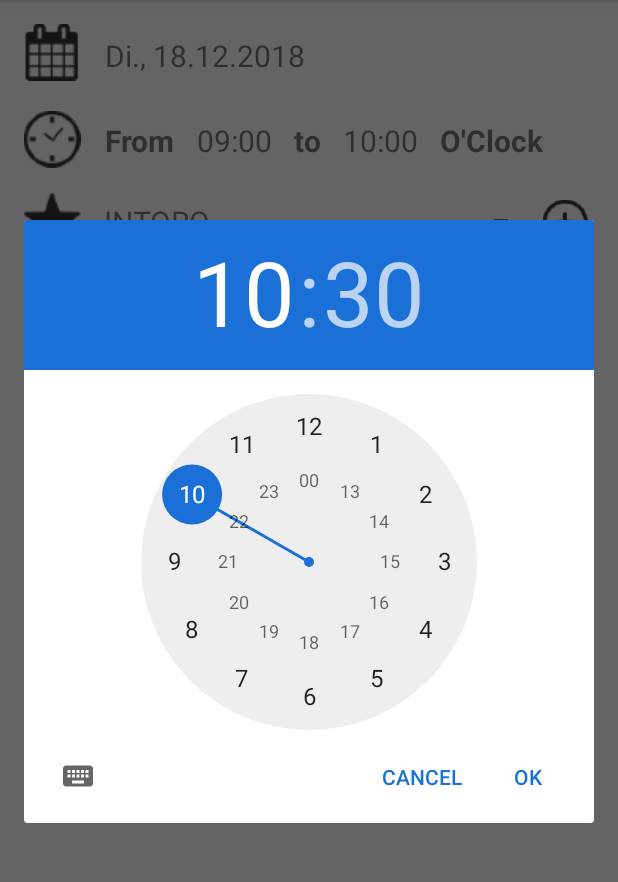
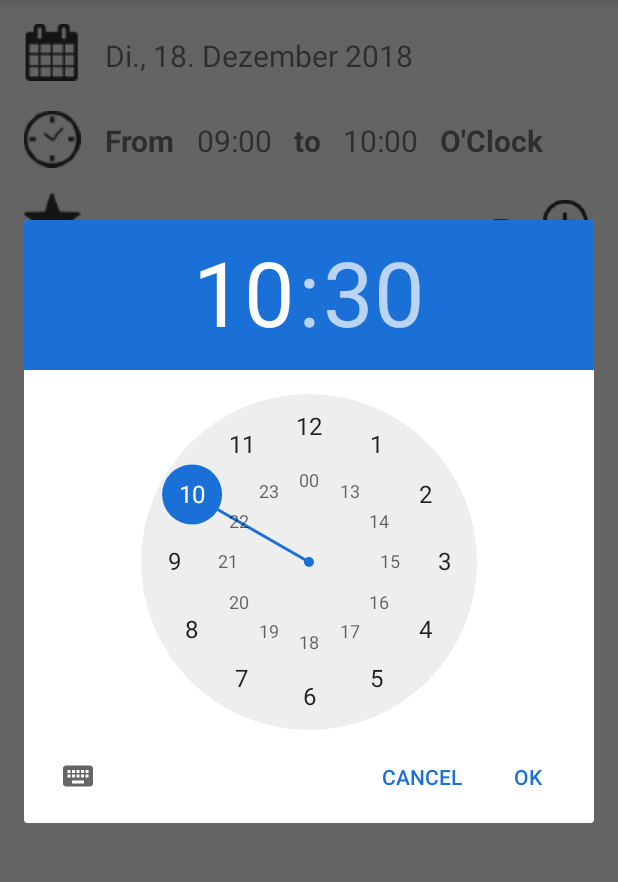
Before and after one commit to Nighty42/Time_Tracker, an Android app: the screen it shows after launch (MainActivity), after a tap on "10:00", on a phone screen of 412 x 824 dp, the part 96-978 px from its top. Run offline under Robolectric (Android 15) with nearby library versions, the phone set to English and light mode, and no system bars.

Commit message:
- Code Structuring - Time Choosing - Project Creation - Read and write File from Internal Space

```diff
--- a/app/src/main/java/com/zeiterfassung/MainActivity.java
+++ b/app/src/main/java/com/zeiterfassung/MainActivity.java
@@ -1,45 +1,34 @@
 package com.zeiterfassung;
 
-import android.app.DatePickerDialog;
-import android.app.Dialog;
-import android.app.TimePickerDialog;
+import android.annotation.SuppressLint;
+import android.content.Context;
+import android.os.Bundle;
 import android.os.Handler;
-import android.support.v4.app.DialogFragment;
+import android.support.v4.app.FragmentPagerAdapter;
+import android.support.v4.view.ViewPager;
 import android.support.v7.app.AppCompatActivity;
 import android.support.v7.widget.Toolbar;
-
-import android.support.v4.app.Fragment;
-import android.support.v4.app.FragmentManager;
-import android.support.v4.app.FragmentPagerAdapter;
-import android.support.v4.view.ViewPager;
-import android.os.Bundle;
+import android.view.Gravity;
 import android.view.LayoutInflater;
 import android.view.Menu;
 import android.view.View;
-import android.view.ViewGroup;
-
-import android.widget.ArrayAdapter;
-import android.widget.DatePicker;
-import android.widget.ImageButton;
-import android.widget.Spinner;
-import android.widget.TextView;
-import android.widget.TimePicker;
+import android.widget.PopupWindow;
 import android.widget.Toast;
 
-import org.w3c.dom.Text;
+import com.zeiterfassung.com.zeiterfassung.fragment.DatePickerFragment;
+import com.zeiterfassung.com.zeiterfassung.fragment.SectionsPagerAdapter;
+import com.zeiterfassung.com.zeiterfassung.fragment.TimePickerFragment;
+import com.zeiterfassung.com.zeiterfassung.manager.DimAmountManager;
+import com.zeiterfassung.com.zeiterfassung.manager.FileManager;
 
 import java.text.DateFormat;
 import java.text.SimpleDateFormat;
-import java.util.Calendar;
-import java.util.Date;
-import java.util.GregorianCalendar;
 import java.util.Locale;
 
-public class MainActivity extends AppCompatActivity implements DatePickerDialog.OnDateSetListener,
-                                                               TimePickerDialog.OnTimeSetListener
-{
-    static final DateFormat dateFormat = new SimpleDateFormat("EE, dd.MM.yyyy", Locale.GERMANY);
-    static final DateFormat timeFormat = new SimpleDateFormat("HH:mm", Locale.GERMANY);
+public class MainActivity extends AppCompatActivity {
+    public static final DateFormat dateFormat = new SimpleDateFormat("EE, dd. MMMM yyyy", Locale.GERMANY);
+    public static final DateFormat timeFormat = new SimpleDateFormat("HH:mm", Locale.GERMANY);
+
     boolean doubleBackToExitPressedOnce = false;
 
     /**
@@ -62,7 +51,7 @@ public class MainActivity extends AppCompatActivity implements DatePickerDialog.
         super.onCreate(savedInstanceState);
         setContentView(R.layout.activity_main);
 
-        Toolbar toolbar = (Toolbar) findViewById(R.id.toolbar);
+        Toolbar toolbar = findViewById(R.id.toolbar);
         setSupportActionBar(toolbar);
 
         // Create the adapter that will return a fragment for each of the three
@@ -70,8 +59,11 @@ public class MainActivity extends AppCompatActivity implements DatePickerDialog.
         mSectionsPagerAdapter = new SectionsPagerAdapter(getSupportFragmentManager());
 
         // Set up the ViewPager with the sections adapter.
-        mViewPager = (ViewPager) findViewById(R.id.container);
+        mViewPager = findViewById(R.id.container);
         mViewPager.setAdapter(mSectionsPagerAdapter);
+
+        FileManager.read(this);
+        FileManager.write(this);
     }
 
     @Override
@@ -81,139 +73,37 @@ public class MainActivity extends AppCompatActivity implements DatePickerDialog.
         return true;
     }
 
-    /**
-     * A placeholder fragment containing a simple view.
-     */
-    public static class PlaceholderFragment extends Fragment {
-        /**
-         * The fragment argument representing the section number for this
-         * fragment.
-         */
-        private static final String ARG_SECTION_NUMBER = "section_number";
-
-        public PlaceholderFragment() {
-        }
-
-        /**
-         * Returns a new instance of this fragment for the given section
-         * number.
-         */
-        public static PlaceholderFragment newInstance(int sectionNumber) {
-            PlaceholderFragment fragment = new PlaceholderFragment();
-            Bundle args = new Bundle();
-            args.putInt(ARG_SECTION_NUMBER, sectionNumber);
-            fragment.setArguments(args);
-            return fragment;
-        }
-
-        @Override
-        public View onCreateView(LayoutInflater inflater, ViewGroup container,
-                                 Bundle savedInstanceState) {
-            int resource = MainFragment.getResource(getArguments().getInt(ARG_SECTION_NUMBER));
-            return inflater.inflate(resource, container, false);
-        }
-
-        @Override
-        public void onViewCreated(View view, Bundle savedInstanceState){
-            TextView textView = getActivity().findViewById(R.id.inpDate);
-            textView.setText(dateFormat.format(new Date()));
-
-            TextView inpDate = getActivity().findViewById(R.id.inpDate);
-            inpDate.setOnClickListener(new View.OnClickListener() {
-                @Override
-                public void onClick(View v) {
-                    DatePickerFragment fragment = new DatePickerFragment();
-                    fragment.show(getActivity().getSupportFragmentManager(), "date");
-                }
-            });
-
-            // TODO: Differentiate caller
-
-            TextView inpFromTime = getActivity().findViewById(R.id.inpFromTime);
-            inpFromTime.setOnClickListener(new View.OnClickListener() {
-                @Override
-                public void onClick(View v) {
-                    TimePickerFragment fragment = new TimePickerFragment();
-                    fragment.show(getActivity().getSupportFragmentManager(), "time");
-                }
-            });
-
-            TextView inpToTime = getActivity().findViewById(R.id.inpToTime);
-            inpToTime.setOnClickListener(new View.OnClickListener() {
-                @Override
-                public void onClick(View v) {
-                    TimePickerFragment fragment = new TimePickerFragment();
-                    fragment.show(getActivity().getSupportFragmentManager(), "time");
-                }
-            });
-
-            // Get reference of widgets from XML layout
-            Spinner spinner = (Spinner) getActivity().findViewById(R.id.spnProject);
-
-            // Initializing a String Array
-            String[] projects = new String[]{
-                    "INTORQ",
-                    "Ford",
-                    "Mennekes",
-                    "MFS-Standard"
-            };
-
-            // Initializing an ArrayAdapter
-            ArrayAdapter<String> spinnerArrayAdapter = new ArrayAdapter<String>(
-                    getActivity(), R.layout.spinner_item, projects
-            );
-            spinnerArrayAdapter.setDropDownViewResource(R.layout.spinner_item);
-            spinner.setAdapter(spinnerArrayAdapter);
-
-            getActivity().findViewById(R.id.btnAddProject).setOnClickListener(new View.OnClickListener() {
-                public void onClick(View v) {
-                    // TODO: PopUp with Input for new Project Name
-                }
-            });
-        }
+    public void onClickInpDate(View v) {
+        DatePickerFragment fragment = DatePickerFragment.newInstance(findViewById(R.id.inpDate).getId());
+        fragment.show(getSupportFragmentManager(), "date");
     }
 
-    /***********************************************************************************************
-     * DatePicker
-     **********************************************************************************************/
-
-    @Override
-    public void onDateSet(DatePicker view, int year, int month, int day) {
-        Calendar calendar = new GregorianCalendar(year, month, day);
-        Date date = calendar.getTime();
-        setDate(date);
+    public void onClickInpFromTime(View v) {
+        TimePickerFragment fragment = TimePickerFragment.newInstance(findViewById(R.id.inpFromTime).getId());
+        fragment.show(getSupportFragmentManager(), "timePicker");
     }
 
-    private void setDate(final Date date) {
-        ((TextView) findViewById(R.id.inpDate)).setText(dateFormat.format(date));
+    public void onClickInpToTime(View v) {
+        TimePickerFragment fragment = TimePickerFragment.newInstance(findViewById(R.id.inpToTime).getId());
+        fragment.show(getSupportFragmentManager(), "timePicker");
     }
 
-    /***********************************************************************************************
-     * TimePicker
-     **********************************************************************************************/
+    public void onClickBtnAddProjectPopUp(View view) {
+        LayoutInflater inflater = (LayoutInflater) MainActivity.this.getSystemService(Context.LAYOUT_INFLATER_SERVICE);
+        @SuppressLint("InflateParams") View popupView = inflater.inflate(R.layout.popup_add_project, null);
 
-    @Override
-    public void onTimeSet(TimePicker view, int hour, int minute) {
-        Calendar calendar = Calendar.getInstance();
-        calendar.set(Calendar.MINUTE, minute);
-        calendar.set(Calendar.HOUR_OF_DAY, hour);
-        setTime(view, calendar);
+        final PopupWindow popupWindow = new PopupWindow(popupView,
+                ViewPager.LayoutParams.WRAP_CONTENT, ViewPager.LayoutParams.WRAP_CONTENT, true);
+
+        popupWindow.setTouchable(true);
+        popupWindow.setOutsideTouchable(true);
+        popupWindow.showAtLocation(popupView, Gravity.CENTER, 0, 10);
+
+        DimAmountManager.dim(popupWindow);
     }
 
-    private void setTime(final View view, final Calendar calendar) {
-        TextView textView = findViewById(R.id.inpFromTime);
-
-        switch(view.getId())
-        {
-            case R.id.inpToTime:
-                textView = findViewById(R.id.inpToTime);
-                break;
-            default:
-                textView = findViewById(R.id.inpFromTime);
-                break;
-        }
-
-        textView.setText(timeFormat.format(calendar.getTime()));
+    public void onClickBtnAddProject(View v) {
+        v.getId();
     }
 
     /***********************************************************************************************
@@ -234,7 +124,7 @@ public class MainActivity extends AppCompatActivity implements DatePickerDialog.
 
             @Override
             public void run() {
-                doubleBackToExitPressedOnce=false;
+                doubleBackToExitPressedOnce = false;
             }
         }, 2000);
     }
--- a/app/src/main/java/com/zeiterfassung/TimePickerFragment.java
+++ /dev/null
@@ -1,19 +0,0 @@
-package com.zeiterfassung;
-
-import android.app.Dialog;
-import android.app.TimePickerDialog;
-import android.os.Bundle;
-import android.support.v4.app.DialogFragment;
-
-import java.util.Calendar;
-
-public class TimePickerFragment extends DialogFragment {
-    @Override
-    public Dialog onCreateDialog(Bundle savedInstanceState) {
-        int hour = DatePickerFragment.calendar.get(Calendar.HOUR_OF_DAY);
-        int minute = DatePickerFragment.calendar.get(Calendar.MINUTE);
-
-        return new TimePickerDialog(getActivity(), (TimePickerDialog.OnTimeSetListener)
-                getActivity(), hour, minute, true);
-    }
-}
--- a/app/src/main/java/com/zeiterfassung/MainFragment.java
+++ b/app/src/main/java/com/zeiterfassung/com/zeiterfassung/fragment/MainFragment.java
@@ -1,16 +1,18 @@
-package com.zeiterfassung;
+package com.zeiterfassung.com.zeiterfassung.fragment;
 
-public class MainFragment {
+import com.zeiterfassung.R;
+
+class MainFragment {
     private static final int count = 2;
 
-    public static int getCount()
+    static int getCount()
     {
         return count;
     }
 
-    public static int getResource(int section_number)
+    static int getResource(int section_number)
     {
-        int resource = 1;
+        int resource;
 
         switch(section_number)
         {
--- /dev/null
+++ b/app/src/main/java/com/zeiterfassung/com/zeiterfassung/fragment/PlaceholderFragment.java
@@ -0,0 +1,76 @@
+package com.zeiterfassung.com.zeiterfassung.fragment;
+
+import android.os.Bundle;
+import android.support.annotation.NonNull;
+import android.support.v4.app.Fragment;
+import android.view.LayoutInflater;
+import android.view.View;
+import android.view.ViewGroup;
+import android.widget.ArrayAdapter;
+import android.widget.Spinner;
+import android.widget.TextView;
+
+import com.zeiterfassung.MainActivity;
+import com.zeiterfassung.R;
+import com.zeiterfassung.com.zeiterfassung.model.Project;
+
+import java.util.Date;
+import java.util.Objects;
+
+public class PlaceholderFragment extends Fragment {
+    /**
+     * The fragment argument representing the section number for this
+     * fragment.
+     */
+    private static final String ARG_SECTION_NUMBER = "section_number";
+
+    public PlaceholderFragment() {
+    }
+
+    /**
+     * Returns a new instance of this fragment for the given section
+     * number.
+     */
+    public static PlaceholderFragment newInstance(int sectionNumber) {
+        PlaceholderFragment fragment = new PlaceholderFragment();
+        Bundle args = new Bundle();
+        args.putInt(ARG_SECTION_NUMBER, sectionNumber);
+        fragment.setArguments(args);
+        return fragment;
+    }
+
+    @Override
+    public View onCreateView(@NonNull LayoutInflater inflater, ViewGroup container,
+                             Bundle savedInstanceState) {
+        try {
+            int resource = 0;
+            if (getArguments() != null) {
+                resource = MainFragment.getResource(getArguments().getInt(ARG_SECTION_NUMBER));
+            }
+            return inflater.inflate(resource, container, false);
+        } catch (Exception e) {
+            e.printStackTrace();
+            return null;
+        }
+    }
+
+    @Override
+    public void onViewCreated(@NonNull View view, Bundle savedInstanceState) {
+        TextView textView;
+
+        try {
+            textView = Objects.requireNonNull(getActivity()).findViewById(R.id.inpDate);
+            textView.setText(MainActivity.dateFormat.format(new Date()));
+        } catch (Exception e) {
+            e.printStackTrace();
+        }
+
+        Spinner spinner = getActivity().findViewById(R.id.spnProject);
+
+        ArrayAdapter<String> spinnerArrayAdapter = new ArrayAdapter<>(
+                getActivity(), R.layout.spinner_item, Project.getList()
+        );
+        spinnerArrayAdapter.setDropDownViewResource(R.layout.spinner_item);
+        spinner.setAdapter(spinnerArrayAdapter);
+    }
+}
--- a/app/src/main/java/com/zeiterfassung/SectionsPagerAdapter.java
+++ b/app/src/main/java/com/zeiterfassung/com/zeiterfassung/fragment/SectionsPagerAdapter.java
@@ -1,4 +1,4 @@
-package com.zeiterfassung;
+package com.zeiterfassung.com.zeiterfassung.fragment;
 
 import android.support.v4.app.Fragment;
 import android.support.v4.app.FragmentManager;
@@ -13,7 +13,7 @@ public class SectionsPagerAdapter extends FragmentPagerAdapter {
     public Fragment getItem(int position) {
         // getItem is called to instantiate the fragment for the given page.
         // Return a PlaceholderFragment (defined as a static inner class below).
-        return MainActivity.PlaceholderFragment.newInstance(position + 1);
+        return PlaceholderFragment.newInstance(position + 1);
     }
 
     @Override
--- /dev/null
+++ b/app/src/main/java/com/zeiterfassung/com/zeiterfassung/fragment/TimePickerFragment.java
@@ -0,0 +1,74 @@
+package com.zeiterfassung.com.zeiterfassung.fragment;
+
+import android.app.Dialog;
+import android.app.TimePickerDialog;
+import android.os.Bundle;
+import android.support.annotation.NonNull;
+import android.support.v4.app.DialogFragment;
+import android.view.View;
+import android.widget.TextView;
+import android.widget.TimePicker;
+
+import com.zeiterfassung.MainActivity;
+import com.zeiterfassung.R;
+
+import java.util.Calendar;
+import java.util.Objects;
+
+public class TimePickerFragment extends DialogFragment implements TimePickerDialog.OnTimeSetListener {
+    private int mId;
+
+    public static TimePickerFragment newInstance(int id) {
+        Bundle args = new Bundle();
+        args.putInt("picker_id", id);
+        TimePickerFragment fragment = new TimePickerFragment();
+        fragment.setArguments(args);
+        return fragment;
+    }
+
+    @NonNull
+    @Override
+    public Dialog onCreateDialog(Bundle savedInstanceState) {
+        int hour = DatePickerFragment.calendar.get(Calendar.HOUR_OF_DAY);
+        int minute = DatePickerFragment.calendar.get(Calendar.MINUTE);
+
+        try {
+            if (getArguments() != null) {
+                mId = getArguments().getInt("picker_id");
+            }
+        } catch (Exception e) {
+            e.printStackTrace();
+
+            mId = R.id.inpFromTime;
+        }
+
+        return new TimePickerDialog(getActivity(), this, hour, minute, true);
+    }
+
+    @Override
+    public void onTimeSet(TimePicker view, int hour, int minute) {
+        Calendar calendar = Calendar.getInstance();
+        calendar.set(Calendar.MINUTE, minute);
+        calendar.set(Calendar.HOUR_OF_DAY, hour);
+        setTime(view, calendar);
+    }
+
+    private void setTime(final View view, final Calendar calendar) {
+        TextView textView;
+
+        try {
+            switch (mId) {
+                case R.id.inpToTime:
+                    textView = Objects.requireNonNull(getActivity()).findViewById(R.id.inpToTime);
+                    break;
+                default:
+                    textView = Objects.requireNonNull(getActivity()).findViewById(R.id.inpFromTime);
+                    break;
+            }
+
+            textView.setText(MainActivity.timeFormat.format(calendar.getTime()));
+        } catch (Exception e) {
+            e.printStackTrace();
+        }
+    }
+}
--- /dev/null
+++ b/app/src/main/java/com/zeiterfassung/com/zeiterfassung/manager/FileManager.java
@@ -0,0 +1,94 @@
+package com.zeiterfassung.com.zeiterfassung.manager;
+
+import android.content.Context;
+
+import com.zeiterfassung.com.zeiterfassung.model.Project;
+
+import java.io.BufferedReader;
+import java.io.FileInputStream;
+import java.io.FileOutputStream;
+import java.io.IOException;
+import java.io.InputStreamReader;
+import java.io.OutputStreamWriter;
+
+public class FileManager {
+    private static final String fileName = "test.csv";
+
+    public static void read(Context context) {
+        FileInputStream fileInputStream = null;
+        InputStreamReader inputStreamReader = null;
+        BufferedReader bufferedReader = null;
+        StringBuilder stringBuilder = new StringBuilder();
+        String line;
+
+        try {
+            fileInputStream = context.openFileInput(fileName);
+            inputStreamReader = new InputStreamReader(fileInputStream);
+            bufferedReader = new BufferedReader(inputStreamReader);
+
+            while ((line = bufferedReader.readLine()) != null) {
+                stringBuilder.append(line);
+                Project.addItem(line);
+            }
+        } catch (Exception e) {
+            e.printStackTrace();
+        } finally {
+            try {
+                if (bufferedReader != null) {
+                    bufferedReader.close();
+                }
+            } catch (Exception e) {
+                e.printStackTrace();
+            }
+
+            try {
+                if (inputStreamReader != null) {
+                    inputStreamReader.close();
+                }
+            } catch (Exception e) {
+                e.printStackTrace();
+            }
+
+            try {
+                if (fileInputStream != null) {
+                    fileInputStream.close();
+                }
+            } catch (Exception e) {
+                e.printStackTrace();
+            }
+        }
+    }
+
+    public static void write(Context context) {
+        FileOutputStream outputStream = null;
+        OutputStreamWriter outputStreamWriter = null;
+
+        try {
+            outputStream = context.openFileOutput(fileName, Context.MODE_PRIVATE);
+            outputStreamWriter = new OutputStreamWriter(outputStream);
+
+            for (String item : Project.getList()) {
+                outputStreamWriter.append(item);
+                outputStreamWriter.append("\n\r");
+            }
+        } catch (Exception e) {
+            e.printStackTrace();
+        } finally {
+            try {
+                if (outputStreamWriter != null) {
+                    outputStreamWriter.close();
+                }
+            } catch (Exception e) {
+                e.printStackTrace();
+            }
+
+            try {
+                if (outputStream != null) {
+                    outputStream.close();
+                }
+            } catch (IOException e) {
+                e.printStackTrace();
+            }
+        }
+    }
+}
--- /dev/null
+++ b/app/src/main/java/com/zeiterfassung/com/zeiterfassung/model/Project.java
@@ -0,0 +1,19 @@
+package com.zeiterfassung.com.zeiterfassung.model;
+
+import java.util.ArrayList;
+
+public class Project {
+    private static ArrayList<String> list = new ArrayList<>();
+
+    public static ArrayList<String> getList() {
+        return list;
+    }
+
+    public static void addItem(String... items) {
+        for (String item : items) {
+            if (!item.isEmpty()) {
+                list.add(item);
+            }
+        }
+    }
+}
--- a/app/src/main/res/layout/fragment_main_add.xml
+++ b/app/src/main/res/layout/fragment_main_add.xml
@@ -5,19 +5,19 @@
     android:id="@+id/constraintLayout"
     android:layout_width="match_parent"
     android:layout_height="match_parent"
-    tools:context=".MainActivity$PlaceholderFragment">
+    tools:context=".MainActivity">
 
-    <ImageButton
+    <ImageView
         android:id="@+id/btnDate"
         android:layout_width="38sp"
         android:layout_height="38sp"
         android:layout_marginStart="16dp"
         android:layout_marginTop="16dp"
-        android:clickable="true"
         android:background="@null"
         android:scaleType="fitCenter"
         android:src="@drawable/ic_calendar"
         app:layout_constraintStart_toStartOf="parent"
+        android:contentDescription="@string/date"
         app:layout_constraintTop_toTopOf="parent" />
 
     <TextView
@@ -26,7 +26,9 @@
         android:layout_height="wrap_content"
         android:layout_marginStart="16dp"
         android:layout_marginTop="23dp"
-        android:text=""
+        android:clickable="true"
+        android:focusable="true"
+        android:onClick="onClickInpDate"
         android:textSize="20sp"
         app:layout_constraintStart_toEndOf="@+id/btnDate"
         app:layout_constraintTop_toTopOf="parent" />
@@ -40,6 +42,7 @@
         android:background="@null"
         android:scaleType="fitCenter"
         android:src="@drawable/ic_time"
+        android:contentDescription="@string/fromTime"
         app:layout_constraintStart_toStartOf="parent"
         app:layout_constraintTop_toBottomOf="@+id/btnDate" />
 
@@ -62,7 +65,9 @@
         android:layout_marginStart="12dp"
         android:layout_marginTop="26dp"
         android:clickable="true"
-        android:text="09:00"
+        android:focusable="true"
+        android:onClick="onClickInpFromTime"
+        android:text="@string/defaultFromTime"
         android:textAlignment="center"
         android:textSize="20sp"
         app:layout_constraintStart_toEndOf="@+id/lblFromTime"
@@ -86,9 +91,12 @@
         android:layout_height="wrap_content"
         android:layout_marginStart="12dp"
         android:layout_marginTop="26dp"
-        android:text="10:00"
+        android:clickable="true"
         android:textAlignment="center"
         android:textSize="20sp"
+        android:focusable="true"
+        android:onClick="onClickInpToTime"
+        android:text="@string/defaultToTime"
         app:layout_constraintStart_toEndOf="@+id/lblToTime"
         app:layout_constraintTop_toBottomOf="@+id/btnDate" />
 
@@ -113,6 +121,7 @@
         android:background="@null"
         android:scaleType="fitCenter"
         android:src="@drawable/ic_star"
+        android:contentDescription="@string/project"
         app:layout_constraintStart_toStartOf="parent"
         app:layout_constraintTop_toBottomOf="@+id/imgFromTime" />
 
@@ -137,6 +146,10 @@
         android:background="@null"
         android:scaleType="fitCenter"
         android:src="@drawable/ic_plus"
+        android:clickable="true"
+        android:contentDescription="@string/addProject"
+        android:focusable="true"
+        android:onClick="onClickBtnAddProjectPopUp"
         app:layout_constraintEnd_toEndOf="parent"
         app:layout_constraintTop_toBottomOf="@+id/imgFromTime" />
 
@@ -157,7 +170,9 @@
         app:layout_constraintEnd_toEndOf="parent"
         app:layout_constraintHorizontal_bias="0.0"
         app:layout_constraintStart_toStartOf="parent"
-        app:layout_constraintTop_toBottomOf="@+id/imgProject" />
+        android:importantForAutofill="no"
+        app:layout_constraintTop_toBottomOf="@+id/imgProject"
+        tools:ignore="UnusedAttribute" />
 
     <Button
         android:id="@+id/btnAdd"
--- a/app/src/main/res/layout/fragment_main_show.xml
+++ b/app/src/main/res/layout/fragment_main_show.xml
@@ -5,7 +5,7 @@
     android:id="@+id/constraintLayout"
     android:layout_width="match_parent"
     android:layout_height="match_parent"
-    tools:context=".MainActivity$PlaceholderFragment">
+    tools:context=".MainActivity">
 
     <TextView
         android:id="@+id/addDate"
--- a/app/src/main/res/values/strings.xml
+++ b/app/src/main/res/values/strings.xml
@@ -1,6 +1,6 @@
 <resources>
     <string name="app_name">Time Tracking</string>
-    <string name="date">Date:</string>
+    <string name="date">Date</string>
     <string name="fromTime">From</string>
     <string name="toTime">to</string>
     <string name="add">Add</string>
@@ -11,4 +11,7 @@
     <string name="clock">O\'Clock</string>
     <string name="description">Description</string>
     <string name="project">Project:</string>
+    <string name="addProject">Project Name</string>
+    <string name="defaultFromTime">09:00</string>
+    <string name="defaultToTime">10:00</string>
 </resources>
```
Also changed, not shown: app/src/main/java/com/zeiterfassung/DatePickerFragment.java (deleted, +0 -22 lines), app/src/main/java/com/zeiterfassung/com/zeiterfassung/fragment/DatePickerFragment.java (added, +60 -0 lines), app/src/main/java/com/zeiterfassung/com/zeiterfassung/manager/DimAmountManager.java (added, +26 -0 lines), app/src/main/res/layout/popup_add_project.xml (added, +54 -0 lines), 2 other files.
